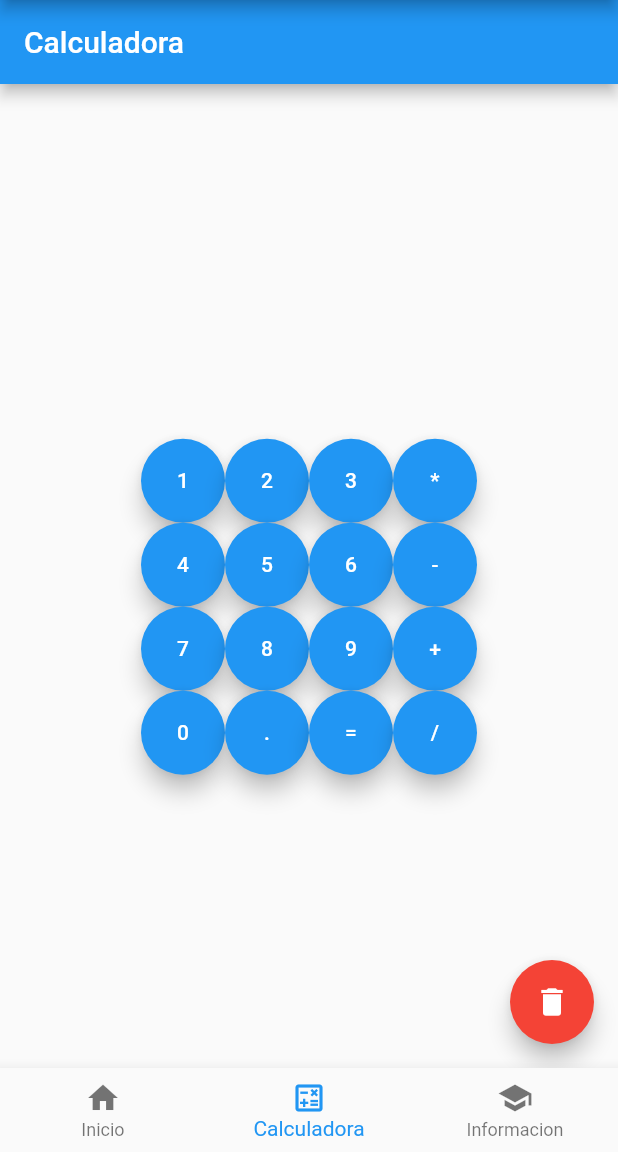
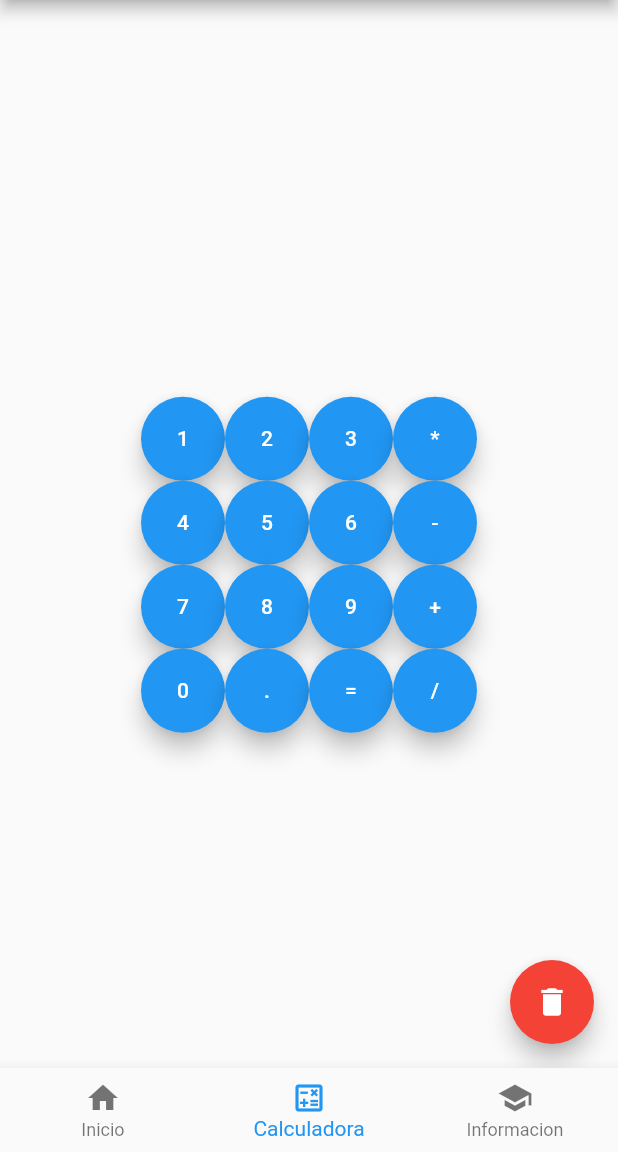
Before and after one commit to eriksnc/Programaci-nMovil, a Flutter app: the screen it shows after launch, item 2 of the bottom bar chosen, on a phone screen of 412 x 824 dp, the part 84-1236 px from its top. Run offline on Flutter 3.47's test engine with Material 2 defaults, Android fonts, the phone set to English and light mode, and no system bars.

Commit message:
Se optimizo la calculadora

```diff
--- a/Proyecto1/lib/barra.dart
+++ b/Proyecto1/lib/barra.dart
@@ -6,7 +6,6 @@ class barra extends StatefulWidget
   const barra({Key? key}) : super(key: key);
 
   @override
-  //_basiccreateState createState=> _basiccreateState();
   _BasicBarraState createState() => _BasicBarraState();
 }
 
--- a/Proyecto1/lib/calculadora.dart
+++ b/Proyecto1/lib/calculadora.dart
@@ -5,39 +5,18 @@ import 'package:flutter/material.dart';
 import 'dart:math';
 
 //
-class calculadora extends StatelessWidget
-{
+// Widget con estado
+class calculadora extends StatefulWidget {
   const calculadora({Key? key}) : super(key: key);
-  // This widget is the root of your application.
-  @override
-  // Construye in widget en un contexto
-  Widget build(BuildContext context)
-  {
-    // Construimos el objetp
-    // This is the theme of your application.
-    return MaterialApp(
-      title: 'Primera Asignación',
-      theme: ThemeData
-        (
-        primarySwatch: Colors.blue,
-      ),
-      home: const MyHomePage(title: 'Calculadora'), );
-  }
-}
-// Widget con estado
-class MyHomePage extends StatefulWidget {
-  const MyHomePage({Key? key, required this.title}) : super(key: key);
   // Como se esta pidiendo el titulo este se debe declarar como final
-  final String title;
 
   @override
-  State<MyHomePage> createState() => _MyHomePageState();
+  _calculadora createState() => _calculadora();
 }
 
 // Se cambia el estado de la vista de la App
-class _MyHomePageState extends State<MyHomePage> {
+class _calculadora extends State<calculadora> {
   String _numero = "";
-
 
   void _vaciar() {
     // Actualizar el estado con Set State
@@ -126,16 +105,9 @@ class _MyHomePageState extends State<MyHomePage> {
     });
   }
 
-
   @override
   Widget build(BuildContext context) {
     return Scaffold(
-      appBar: AppBar(
-
-        title: Text(widget.title),
-
-      ),
-
       /// BOTONES
       body: Center(
         child: Column(
```
